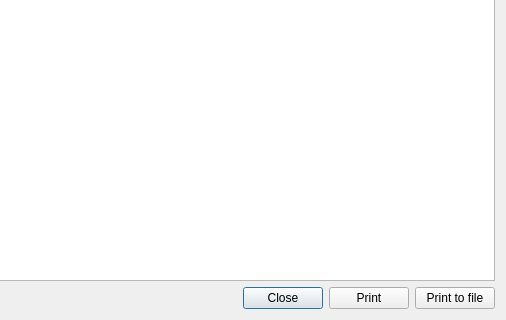
Before: the Qt Designer form companion/src/printdialog.ui in opentx/opentx, drawn with Qt 5; both pictures show x 234 to 740 and y 331 to 651 of the 740 by 651 pixel window.
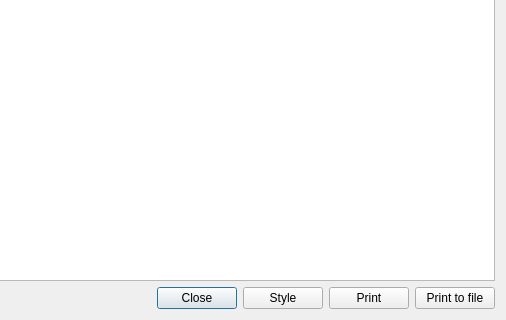
After: the same form once the commit is applied.

Commit message: New feature: Model print and compare customisable style

Diff of the .ui file:
```diff
--- a/companion/src/printdialog.ui
+++ b/companion/src/printdialog.ui
@@ -55,6 +55,13 @@
        </property>
       </widget>
      </item>
+     <item>
+      <widget class="QPushButton" name="styleButton">
+       <property name="text">
+        <string>Style</string>
+       </property>
+      </widget>
+     </item>
      <item>
       <widget class="QPushButton" name="printButton">
        <property name="text">
```
The commit also changes 14 other files.
